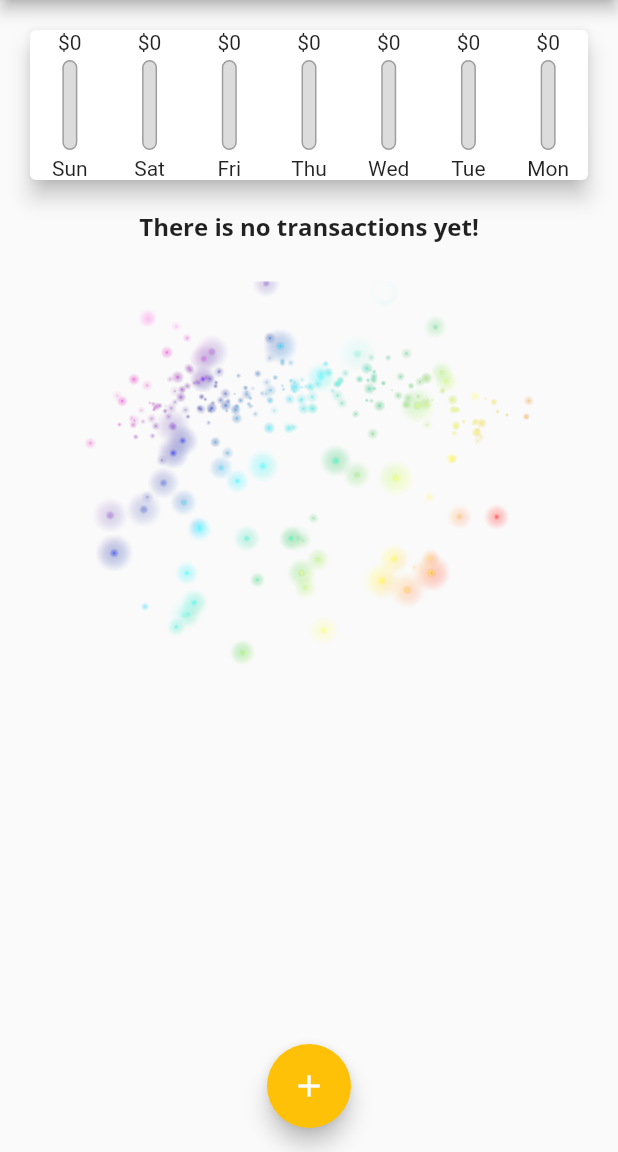
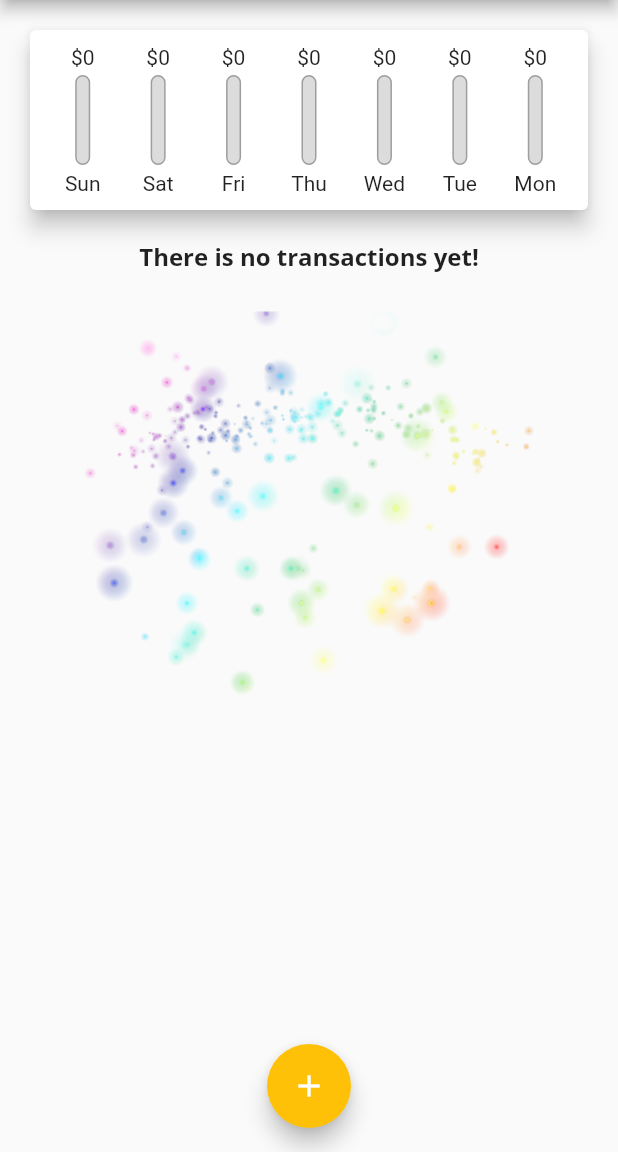
Before and after one commit to kuinfu/flutter-complete-guide, a Flutter app: the screen it shows after launch, on a phone screen of 412 x 824 dp, the part 84-1236 px from its top. Run offline on Flutter 3.47's test engine with Material 2 defaults, Android fonts, the phone set to English and light mode, and no system bars.

Commit message:
部分美化

```diff
--- a/personal_expenses/lib/widgets/chart.dart
+++ b/personal_expenses/lib/widgets/chart.dart
@@ -40,6 +40,8 @@ class Chart extends StatelessWidget {
     return Card(
       elevation: 6,
       margin: EdgeInsets.all(20),
+      child: Container(
+        padding: EdgeInsets.all(10),
         child: Row(
           mainAxisAlignment: MainAxisAlignment.spaceAround,
           children: groupedTransactionValues.map((x) {
@@ -56,6 +58,7 @@ class Chart extends StatelessWidget {
             );
           }).toList(),
         ),
+      ),
     );
   }
 }
```
Lines whose indentation alone changed are shown as unchanged.
